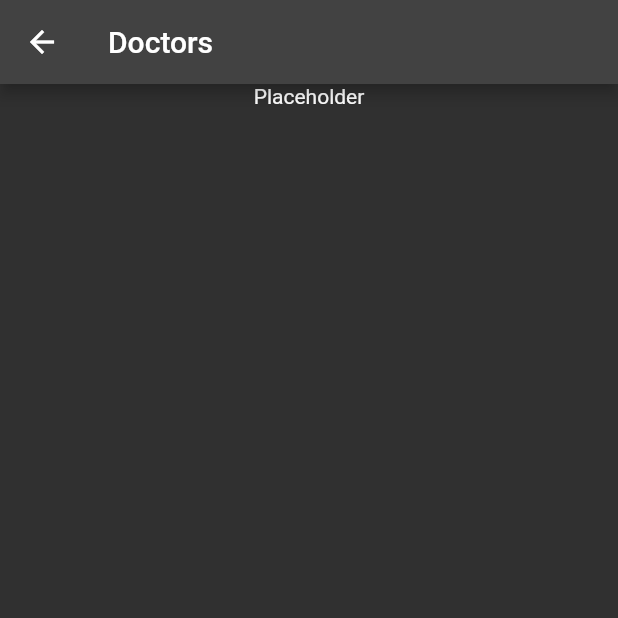
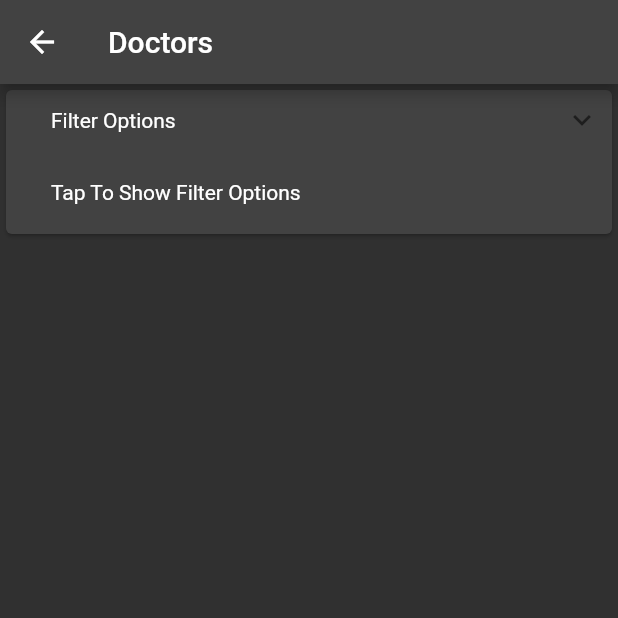
Before and after one commit to varenya-dev/varenya_mobile, a Flutter app: the DoctorList screen opened by its route, on a phone screen of 412 x 824 dp, the top half of it. Run offline on Flutter 3.47's test engine with Material 2 defaults, Android fonts, the phone set to English and light mode, and no system bars; drawn by our look-alikes of expandable; our stand-ins replace cloud_firestore, firebase_auth, firebase_core, firebase_messaging, firebase_storage, form_field_validator and 2 more; accounts and stored records are empty.

Commit message:
Job filter implemented.

```diff
--- a/lib/pages/doctor/doctor_list.page.dart
+++ b/lib/pages/doctor/doctor_list.page.dart
@@ -1,4 +1,5 @@
 import 'package:cloud_firestore/cloud_firestore.dart';
+import 'package:expandable/expandable.dart';
 import 'package:flutter/material.dart';
 import 'package:provider/provider.dart';
 import 'package:varenya_mobile/enum/job.enum.dart';
@@ -36,7 +37,10 @@ class _DoctorListState extends State<DoctorList> {
       appBar: AppBar(
         title: Text('Doctors'),
       ),
-      body: StreamBuilder(
+      body: Column(
+        children: [
+          _buildFilterMain(),
+          StreamBuilder(
             stream: this
                 ._doctorService
                 .fetchDoctorsStream(_jobFilter, _specializationsFilter),
@@ -61,12 +65,7 @@ class _DoctorListState extends State<DoctorList> {
                   .map((data) => Doctor.fromJson(data.data()))
                   .toList();
 
-          return SingleChildScrollView(
-            child: Column(
-              mainAxisSize: MainAxisSize.min,
-              children: [
-                Text('Placeholder'),
-                ListView.builder(
+              return ListView.builder(
                 shrinkWrap: true,
                 physics: NeverScrollableScrollPhysics(),
                 itemCount: this._doctors.length,
@@ -77,12 +76,113 @@ class _DoctorListState extends State<DoctorList> {
                     doctor: doctor,
                   );
                 },
-                )
+              );
+            },
+          ),
         ],
+      ),
+    );
+  }
+
+  Widget _buildFilterMain() {
+    return ExpandableNotifier(
+      child: Card(
+        clipBehavior: Clip.antiAlias,
+        child: Column(
+          children: <Widget>[
+            ScrollOnExpand(
+              scrollOnExpand: true,
+              scrollOnCollapse: false,
+              child: ExpandablePanel(
+                theme: const ExpandableThemeData(
+                  headerAlignment: ExpandablePanelHeaderAlignment.center,
+                  tapBodyToCollapse: true,
+                ),
+                header: Padding(
+                  padding: const EdgeInsets.symmetric(
+                    horizontal: 30.0,
+                  ),
+                  child: Text(
+                    "Filter Options",
+                  ),
+                ),
+                collapsed: Padding(
+                  padding: const EdgeInsets.symmetric(
+                    horizontal: 30.0,
+                    vertical: 20.0,
+                  ),
+                  child: Text(
+                    "Tap To Show Filter Options",
+                  ),
+                ),
+                expanded: Column(
+                  crossAxisAlignment: CrossAxisAlignment.start,
+                  children: <Widget>[
+                    _buildJobFilter(),
+                    _buildSpecializationFilter(),
+                  ],
+                ),
+                builder: (_, collapsed, expanded) {
+                  return Expandable(
+                    collapsed: collapsed,
+                    expanded: expanded,
+                    theme: const ExpandableThemeData(
+                      crossFadePoint: 0,
                     ),
                   );
                 },
               ),
+            ),
+          ],
+        ),
+      ),
+    );
+  }
+
+  Widget _buildSpecializationFilter() {
+    return ListTile(
+      title: Text('Select Specialization Filter'),
+    );
+  }
+
+  Widget _buildJobFilter() {
+    return PopupMenuButton(
+      child: ListTile(
+        title: Text('Select Job Filter'),
+      ),
+      itemBuilder: (context) => [
+        PopupMenuItem(
+          child: Text("NONE"),
+          value: -1,
+        ),
+        PopupMenuItem(
+          child: Text(Job.values[0].toString().split('.')[1]),
+          value: 0,
+        ),
+        PopupMenuItem(
+          child: Text(Job.values[1].toString().split('.')[1]),
+          value: 1,
+        ),
+        PopupMenuItem(
+          child: Text(Job.values[2].toString().split('.')[1]),
+          value: 2,
+        ),
+        PopupMenuItem(
+          child: Text(Job.values[3].toString().split('.')[1]),
+          value: 3,
+        ),
+      ],
+      onSelected: (int value) {
+        if (value >= 0) {
+          setState(() {
+            this._jobFilter = Job.values[value];
+          });
+        } else {
+          setState(() {
+            this._jobFilter = null;
+          });
+        }
+      },
     );
   }
 }
--- a/lib/services/doctor.service.dart
+++ b/lib/services/doctor.service.dart
@@ -13,7 +13,7 @@ class DoctorService {
       return this
           ._firestore
           .collection('doctors')
-          .where('jobTitle', isEqualTo: jobFilter)
+          .where('jobTitle', isEqualTo: jobFilter.toString().split('.')[1])
           .snapshots();
     } else if (specializationsFilter.length > 0) {
       return this
```
Lines whose indentation alone changed are shown as unchanged.
